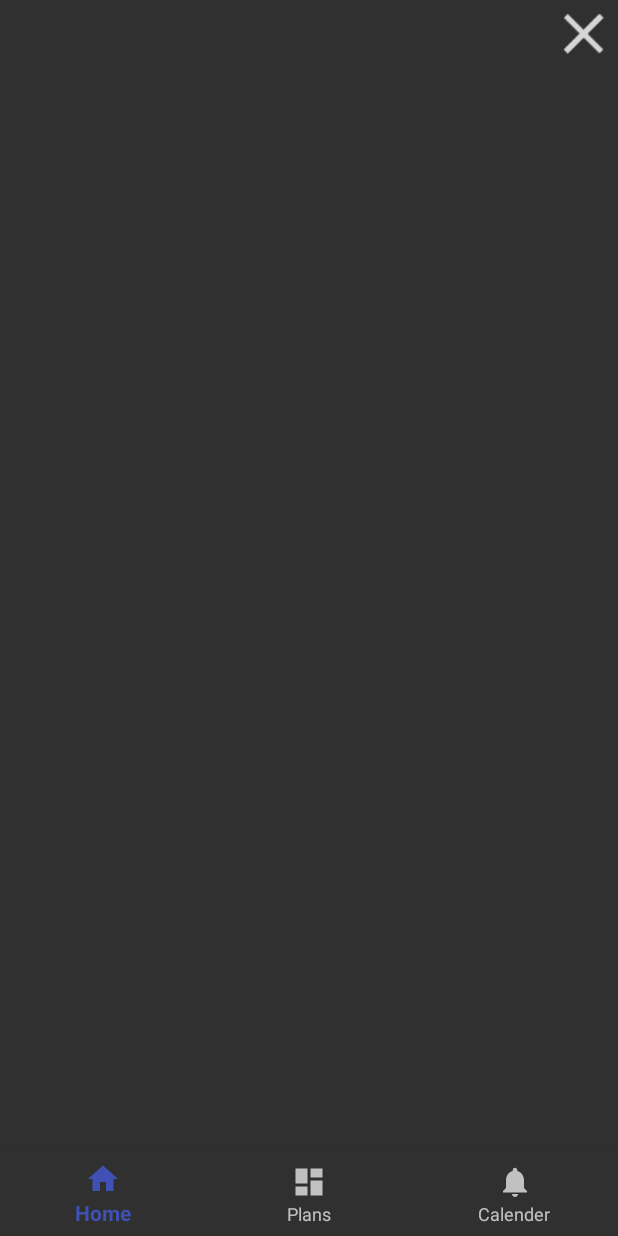
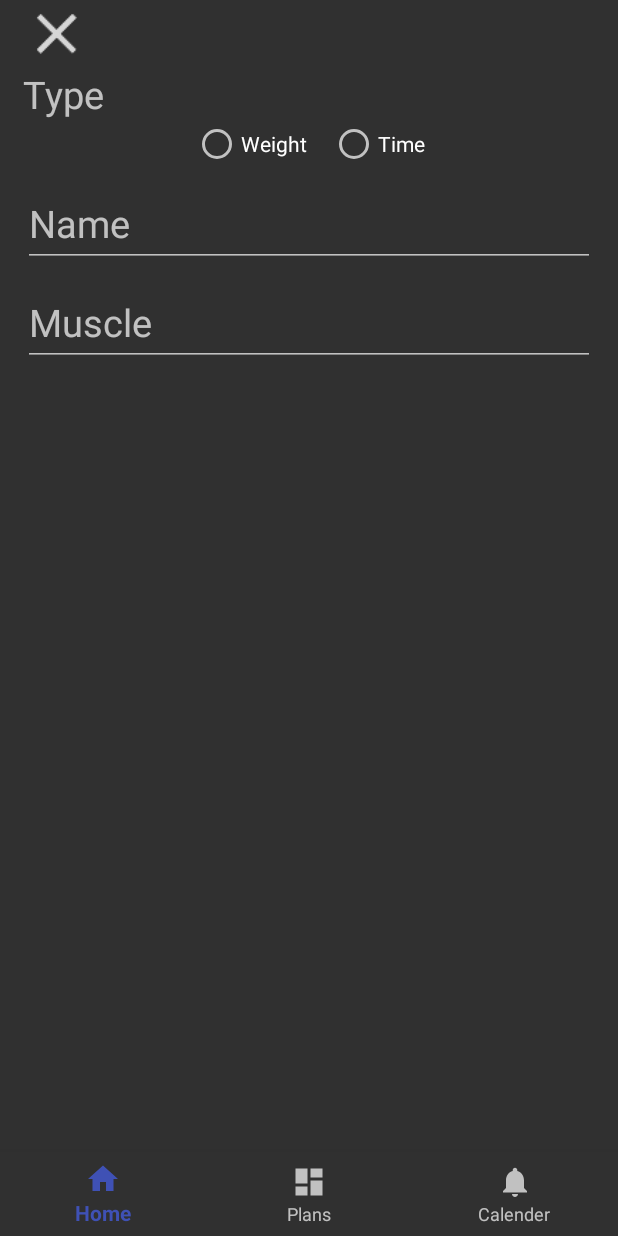
Before and after one commit to Dezaos/AndroidWorkoutPlanner, an Android app: the fragment Fragment_EditWorkoutPlan placed in its activity, on a phone screen of 412 x 824 dp. Run offline under Robolectric (Android 15) with nearby library versions, the phone set to English and light mode, and no system bars.

Commit message:
Added some work plan edit UI

```diff
--- a/app/src/main/java/com/example/mikkel/workoutplanner/adapters/WorkoutPlanAdapter.java
+++ b/app/src/main/java/com/example/mikkel/workoutplanner/adapters/WorkoutPlanAdapter.java
@@ -1,11 +1,9 @@
 package com.example.mikkel.workoutplanner.adapters;
 
 import android.content.Context;
-import android.os.Debug;
 import android.support.annotation.NonNull;
 import android.support.annotation.Nullable;
 import android.support.v7.app.AppCompatActivity;
-import android.util.Log;
 import android.view.LayoutInflater;
 import android.view.View;
 import android.view.ViewGroup;
@@ -39,7 +37,7 @@ public class WorkoutPlanAdapter extends ArrayAdapter<WorkoutPlan>
             convertView.setOnClickListener(new View.OnClickListener() {
                 @Override
                 public void onClick(View view) {
-                    FragmentTransitionManager.getInstance().InitializeFragment((AppCompatActivity)context,new Fragment_EditWorkoutPlan());
+                    FragmentTransitionManager.getInstance().initializeFragment((AppCompatActivity)context,new Fragment_EditWorkoutPlan(),R.anim.enlarge,R.anim.minimize);
                 }
             });
         }
--- a/app/src/main/java/com/example/mikkel/workoutplanner/fragments/Fragment_EditWorkoutPlan.java
+++ b/app/src/main/java/com/example/mikkel/workoutplanner/fragments/Fragment_EditWorkoutPlan.java
@@ -7,26 +7,44 @@ import android.support.v4.app.Fragment;
 import android.view.LayoutInflater;
 import android.view.View;
 import android.view.ViewGroup;
+import android.widget.ArrayAdapter;
+import android.widget.AutoCompleteTextView;
 
 import com.example.mikkel.workoutplanner.R;
-import com.example.mikkel.workoutplanner.Singletons.FragmentTransitionManager;
 
 public class Fragment_EditWorkoutPlan extends Fragment {
+
+    private String[] _muscleSuggestions = new String[]
+            {
+                "Shoulders", "Forearm", "Biceps", "Chest", "Quads", "Abs",
+                "Abductors", "Obliques", "Traps", "Lats", "Triceps", "Lower back",
+                "Glutes", "Hamstrings", "Calves", "Cardio"
+            };
 
     @Nullable
     @Override
     public View onCreateView(@NonNull LayoutInflater inflater, @Nullable ViewGroup container, @Nullable Bundle savedInstanceState) {
 
-        View view = inflater.inflate(R.layout.edit_workoutplan,container,false);
+        View view = inflater.inflate(R.layout.edit_exercise,container,false);
 
         view.findViewById(R.id.EditPlanCloseButton).setOnClickListener(new View.OnClickListener() {
             @Override
             public void onClick(View v) {
-//                FragmentTransitionManager.getInstance().InitializePreviousFragment();
                 getFragmentManager().popBackStack();
             }
         });
 
+        ArrayAdapter<String> adapter = new ArrayAdapter<String>(container.getContext(),
+                android.R.layout.simple_dropdown_item_1line,_muscleSuggestions);
+        AutoCompleteTextView autoComplete = view.findViewById(R.id.MuscleEditText);
+        autoComplete.setAdapter(adapter);
+
+        view.findViewById(R.id.MuscleEditText).setOnClickListener(new View.OnClickListener() {
+            @Override
+            public void onClick(View view) {
+                ((AutoCompleteTextView)view).showDropDown();
+            }
+        });
         return view;
     }
 }
--- /dev/null
+++ b/app/src/main/res/anim/enter_from_left.xml
@@ -0,0 +1,8 @@
+<?xml version="1.0" encoding="utf-8"?>
+<set xmlns:android="http://schemas.android.com/apk/res/android"
+    android:shareInterpolator="false">
+    <translate
+        android:fromXDelta="100%" android:toXDelta="0%"
+        android:fromYDelta="0%" android:toYDelta="0%"
+        android:duration="@integer/bottomFragmentTransitionDuration" />
+</set>
--- /dev/null
+++ b/app/src/main/res/anim/enter_from_right.xml
@@ -0,0 +1,8 @@
+<?xml version="1.0" encoding="utf-8"?>
+<set xmlns:android="http://schemas.android.com/apk/res/android"
+    android:shareInterpolator="false">
+    <translate
+        android:fromXDelta="-100%" android:toXDelta="0%"
+        android:fromYDelta="0%" android:toYDelta="0%"
+        android:duration="@integer/bottomFragmentTransitionDuration" />
+</set>
--- /dev/null
+++ b/app/src/main/res/anim/exit_to_left.xml
@@ -0,0 +1,8 @@
+<?xml version="1.0" encoding="utf-8"?>
+<set xmlns:android="http://schemas.android.com/apk/res/android"
+    android:shareInterpolator="false">
+    <translate
+        android:fromXDelta="0%" android:toXDelta="-100%"
+        android:fromYDelta="0%" android:toYDelta="0%"
+        android:duration="@integer/bottomFragmentTransitionDuration" />
+</set>
--- /dev/null
+++ b/app/src/main/res/anim/exit_to_right.xml
@@ -0,0 +1,8 @@
+<?xml version="1.0" encoding="utf-8"?>
+<set xmlns:android="http://schemas.android.com/apk/res/android"
+    android:shareInterpolator="false">
+    <translate
+        android:fromXDelta="0%" android:toXDelta="100%"
+        android:fromYDelta="0%" android:toYDelta="0%"
+        android:duration="@integer/bottomFragmentTransitionDuration" />
+</set>
--- /dev/null
+++ b/app/src/main/res/layout/edit_exercise.xml
@@ -0,0 +1,62 @@
+<?xml version="1.0" encoding="utf-8"?>
+<LinearLayout
+    xmlns:android="http://schemas.android.com/apk/res/android" android:layout_width="match_parent"
+    android:layout_height="match_parent"
+    android:orientation="vertical"
+    android:layout_marginLeft="15dp"
+    android:layout_marginRight="15dp">
+
+    <android.support.v7.widget.AppCompatImageButton
+        android:id="@+id/EditPlanCloseButton"
+        android:layout_width="45dp"
+        android:layout_height="45dp"
+        android:background="@drawable/clear"
+        android:layout_gravity="left"
+        />
+
+    <TextView
+        android:layout_width="wrap_content"
+        android:layout_height="wrap_content"
+        android:text="Type"
+        android:textSize="25dp"/>
+
+    <RadioGroup
+        android:layout_width="match_parent"
+        android:layout_height="wrap_content"
+        android:gravity="center"
+        android:orientation="horizontal"
+>
+        <RadioButton
+            android:layout_width="wrap_content"
+            android:layout_height="wrap_content"
+            android:text="@string/weight"/>
+        <RadioButton
+            android:layout_width="wrap_content"
+            android:layout_height="wrap_content"
+            android:text="@string/Time"
+            android:layout_marginLeft="15dp"/>
+    </RadioGroup>
+
+    <android.support.design.widget.TextInputLayout
+        android:layout_width="match_parent"
+        android:layout_height="wrap_content">
+        <android.support.design.widget.TextInputEditText
+            android:layout_width="match_parent"
+            android:layout_height="wrap_content"
+            android:hint="Name"
+            android:textSize="25dp"/>
+    </android.support.design.widget.TextInputLayout>
+
+    <android.support.design.widget.TextInputLayout
+        android:layout_width="match_parent"
+        android:layout_height="wrap_content">
+        <AutoCompleteTextView
+            android:id="@+id/MuscleEditText"
+            android:layout_width="match_parent"
+            android:layout_height="wrap_content"
+            android:hint="Muscle"
+            android:textSize="25dp"
+            android:completionThreshold="0"
+            />
+    </android.support.design.widget.TextInputLayout>
+</LinearLayout>
--- a/app/src/main/res/layout/edit_workoutplan.xml
+++ /dev/null
@@ -1,15 +0,0 @@
-<?xml version="1.0" encoding="utf-8"?>
-<RelativeLayout
-    xmlns:android="http://schemas.android.com/apk/res/android" android:layout_width="match_parent"
-    android:layout_height="match_parent"
-    android:orientation="vertical">
-
-    <android.support.v7.widget.AppCompatImageButton
-        android:id="@+id/EditPlanCloseButton"
-        android:layout_width="45dp"
-        android:layout_height="45dp"
-        android:background="@drawable/clear"
-        android:layout_alignParentRight="true"
-        />
-
-</RelativeLayout>
--- a/app/src/main/res/layout/workoutplanmenu_item.xml
+++ b/app/src/main/res/layout/workoutplanmenu_item.xml
@@ -8,8 +8,6 @@
     android:gravity="center_horizontal"
     android:layout_marginTop="15dp"
     >
-
-
 
     <android.support.v7.widget.CardView
         android:layout_width="match_parent"
--- a/app/src/main/res/values/strings.xml
+++ b/app/src/main/res/values/strings.xml
@@ -8,4 +8,7 @@
     <string name="deafaultid">1</string>
     <string name="defaulttitle">defaultTitle</string>
     <string name="workout_plans">Workout plans</string>
+    <string name="defaultWorkplanName">Name</string>
+    <string name="weight">Weight</string>
+    <string name="Time">Time</string>
 </resources>
```
Also changed, not shown: app/src/main/java/com/example/mikkel/workoutplanner/MainActivity.java (+19 -2 lines), app/src/main/java/com/example/mikkel/workoutplanner/Singletons/FragmentTransitionManager.java (+35 -4 lines), app/src/main/res/anim/enlarge.xml (added, +11 -0 lines), app/src/main/res/anim/minimize.xml (added, +11 -0 lines), app/src/main/res/layout/fragment_exercises.xml (added, +26 -0 lines), app/src/main/res/layout/fragment_plans.xml (+12 -8 lines), app/src/main/res/values/transitionValues.xml (added, +8 -0 lines).
